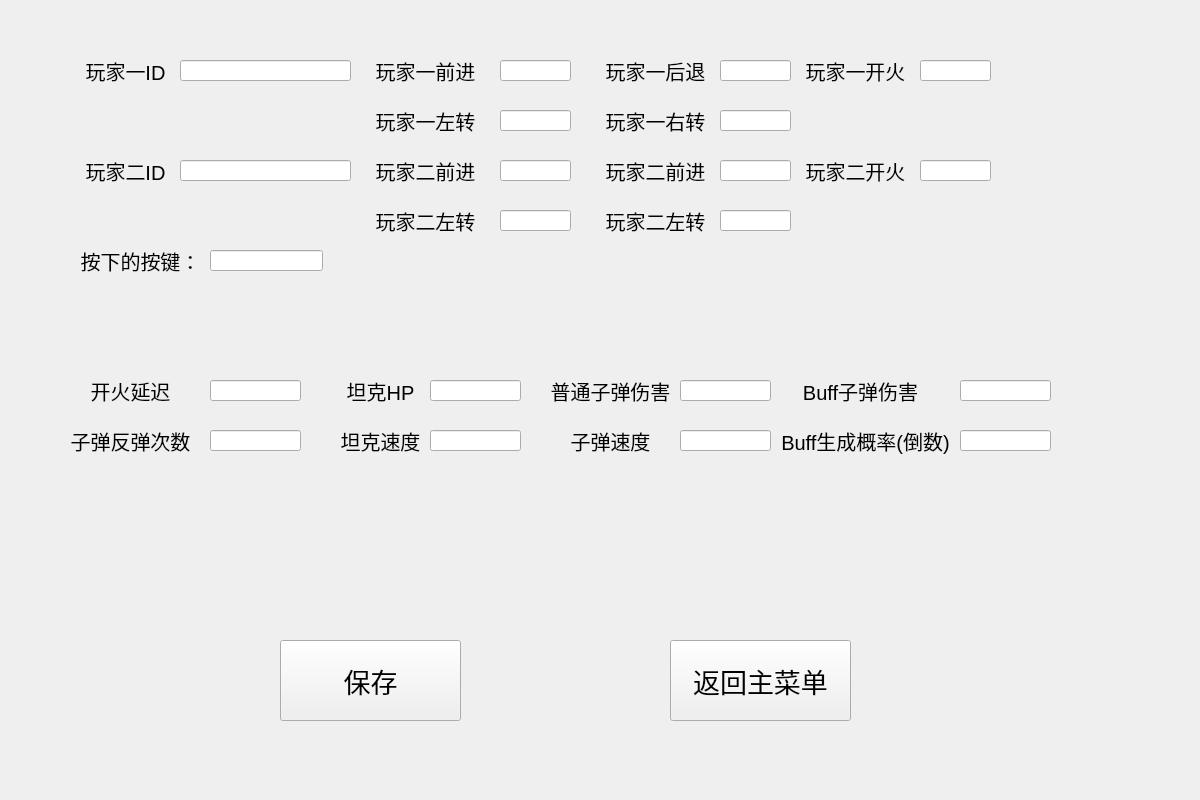
This is SettingsPage.ui in Alan-sp/Tank-War as Qt 5 draws it before an edit. The edited form follows.
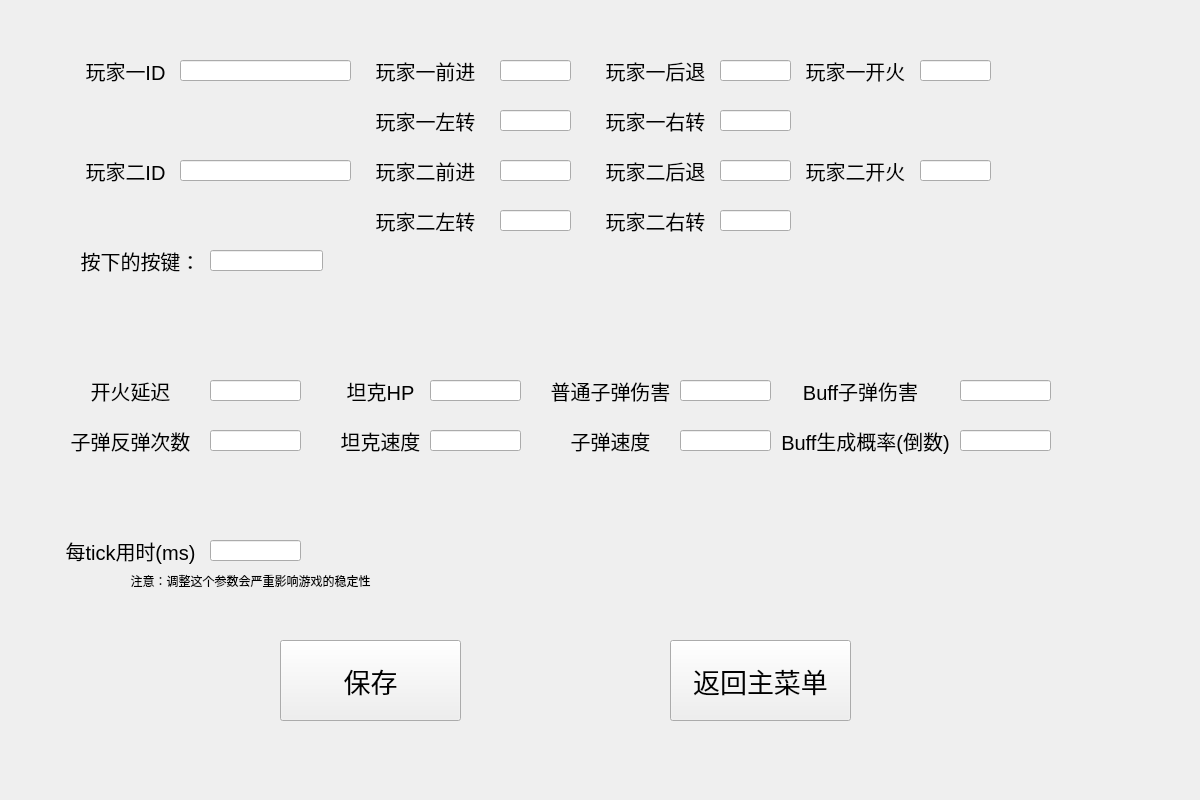
This is the edited form.

Diff of the .ui file:
```diff
--- a/SettingsPage.ui
+++ b/SettingsPage.ui
@@ -190,7 +190,7 @@
     </font>
    </property>
    <property name="text">
-    <string>玩家二前进</string>
+    <string>玩家二后退</string>
    </property>
    <property name="alignment">
     <set>Qt::AlignCenter</set>
@@ -294,7 +294,7 @@
     </font>
    </property>
    <property name="text">
-    <string>玩家二左转</string>
+    <string>玩家二右转</string>
    </property>
    <property name="alignment">
     <set>Qt::AlignCenter</set>
@@ -703,6 +703,58 @@
     </rect>
    </property>
   </widget>
+  <widget class="QLabel" name="label_22">
+   <property name="geometry">
+    <rect>
+     <x>60</x>
+     <y>530</y>
+     <width>141</width>
+     <height>41</height>
+    </rect>
+   </property>
+   <property name="font">
+    <font>
+     <pointsize>15</pointsize>
+    </font>
+   </property>
+   <property name="text">
+    <string>每tick用时(ms)</string>
+   </property>
+   <property name="alignment">
+    <set>Qt::AlignCenter</set>
+   </property>
+  </widget>
+  <widget class="QLineEdit" name="lineEditTickTime">
+   <property name="geometry">
+    <rect>
+     <x>210</x>
+     <y>540</y>
+     <width>91</width>
+     <height>21</height>
+    </rect>
+   </property>
+  </widget>
+  <widget class="QLabel" name="label_23">
+   <property name="geometry">
+    <rect>
+     <x>120</x>
+     <y>570</y>
+     <width>261</width>
+     <height>21</height>
+    </rect>
+   </property>
+   <property name="font">
+    <font>
+     <pointsize>9</pointsize>
+    </font>
+   </property>
+   <property name="text">
+    <string>注意：调整这个参数会严重影响游戏的稳定性</string>
+   </property>
+   <property name="alignment">
+    <set>Qt::AlignCenter</set>
+   </property>
+  </widget>
  </widget>
  <layoutdefault spacing="6" margin="11"/>
  <resources/>
```
